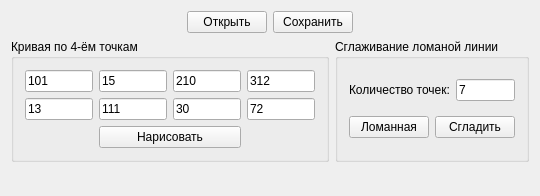
Before: the Qt Designer form MainApplication/L2/lab2.ui in AiK312/Computer-Graphics, drawn with Qt 5.
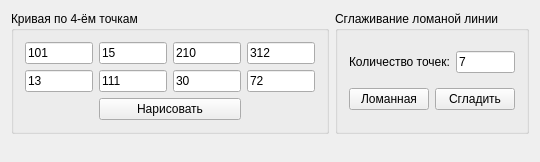
After: the same form once the commit is applied.

```diff
--- a/MainApplication/L2/lab2.ui
+++ b/MainApplication/L2/lab2.ui
@@ -7,58 +7,14 @@
     <x>0</x>
     <y>0</y>
     <width>540</width>
-    <height>193</height>
+    <height>151</height>
    </rect>
   </property>
   <property name="windowTitle">
    <string>Lab2</string>
   </property>
   <layout class="QGridLayout" name="gridLayout_5">
-   <item row="0" column="0" colspan="2">
-    <layout class="QGridLayout" name="gridLayout_3">
-     <item row="0" column="0">
-      <spacer name="horizontalSpacer">
-       <property name="orientation">
-        <enum>Qt::Horizontal</enum>
-       </property>
-       <property name="sizeHint" stdset="0">
-        <size>
-         <width>40</width>
-         <height>20</height>
-        </size>
-       </property>
-      </spacer>
-     </item>
-     <item row="0" column="1">
-      <widget class="QPushButton" name="buttonOpen">
-       <property name="text">
-        <string>Открыть</string>
-       </property>
-      </widget>
-     </item>
-     <item row="0" column="2">
-      <widget class="QPushButton" name="buttonSave">
-       <property name="text">
-        <string>Сохранить</string>
-       </property>
-      </widget>
-     </item>
-     <item row="0" column="3">
-      <spacer name="horizontalSpacer_2">
-       <property name="orientation">
-        <enum>Qt::Horizontal</enum>
-       </property>
-       <property name="sizeHint" stdset="0">
-        <size>
-         <width>40</width>
-         <height>20</height>
-        </size>
-       </property>
-      </spacer>
-     </item>
-    </layout>
-   </item>
-   <item row="2" column="0" colspan="2">
+   <item row="1" column="0" colspan="2">
     <layout class="QGridLayout" name="gridLayout_4">
      <item row="0" column="0">
       <spacer name="horizontalSpacer_3">
@@ -74,13 +30,6 @@
       </spacer>
      </item>
      <item row="0" column="1">
-      <widget class="QLabel" name="label">
-       <property name="text">
-        <string/>
-       </property>
-      </widget>
-     </item>
-     <item row="0" column="2">
       <spacer name="horizontalSpacer_4">
        <property name="orientation">
         <enum>Qt::Horizontal</enum>
@@ -95,7 +44,44 @@
      </item>
     </layout>
    </item>
-   <item row="1" column="0">
+   <item row="0" column="1">
+    <widget class="QGroupBox" name="groupBox_2">
+     <property name="title">
+      <string>Сглаживание ломаной линии</string>
+     </property>
+     <layout class="QGridLayout" name="gridLayout_2">
+      <item row="0" column="0" colspan="2">
+       <widget class="QLabel" name="label_2">
+        <property name="text">
+         <string>Количество точек:</string>
+        </property>
+       </widget>
+      </item>
+      <item row="0" column="2">
+       <widget class="QLineEdit" name="pointCount">
+        <property name="text">
+         <string>7</string>
+        </property>
+       </widget>
+      </item>
+      <item row="1" column="0">
+       <widget class="QPushButton" name="polylineButton">
+        <property name="text">
+         <string>Ломанная</string>
+        </property>
+       </widget>
+      </item>
+      <item row="1" column="1" colspan="2">
+       <widget class="QPushButton" name="antialiasingButton">
+        <property name="text">
+         <string>Сгладить</string>
+        </property>
+       </widget>
+      </item>
+     </layout>
+    </widget>
+   </item>
+   <item row="0" column="0">
     <widget class="QGroupBox" name="groupBox">
      <property name="title">
       <string>Кривая по 4-ём точкам</string>
@@ -167,43 +153,6 @@
      </layout>
     </widget>
    </item>
-   <item row="1" column="1">
-    <widget class="QGroupBox" name="groupBox_2">
-     <property name="title">
-      <string>Сглаживание ломаной линии</string>
-     </property>
-     <layout class="QGridLayout" name="gridLayout_2">
-      <item row="0" column="0" colspan="2">
-       <widget class="QLabel" name="label_2">
-        <property name="text">
-         <string>Количество точек:</string>
-        </property>
-       </widget>
-      </item>
-      <item row="0" column="2">
-       <widget class="QLineEdit" name="pointCount">
-        <property name="text">
-         <string>7</string>
-        </property>
-       </widget>
-      </item>
-      <item row="1" column="0">
-       <widget class="QPushButton" name="polylineButton">
-        <property name="text">
-         <string>Ломанная</string>
-        </property>
-       </widget>
-      </item>
-      <item row="1" column="1" colspan="2">
-       <widget class="QPushButton" name="antialiasingButton">
-        <property name="text">
-         <string>Сгладить</string>
-        </property>
-       </widget>
-      </item>
-     </layout>
-    </widget>
-   </item>
   </layout>
  </widget>
  <layoutdefault spacing="6" margin="11"/>
```
Left out of the diff: 2 changed lines with no effect on the pictures.
